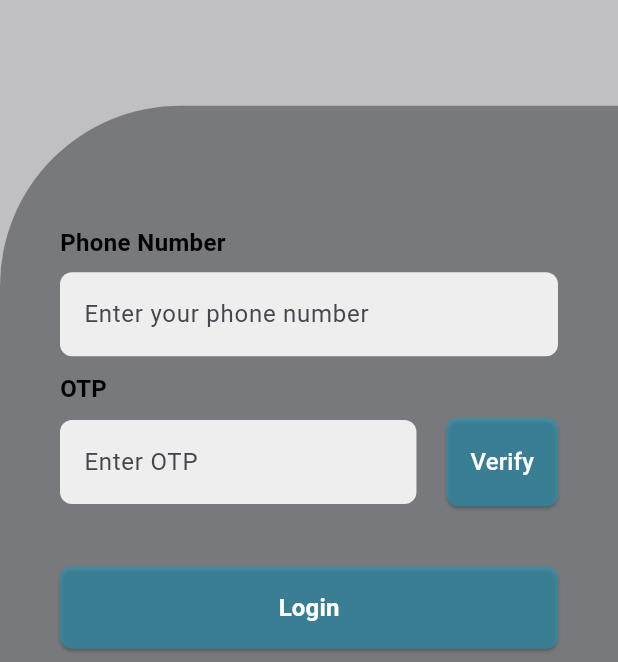
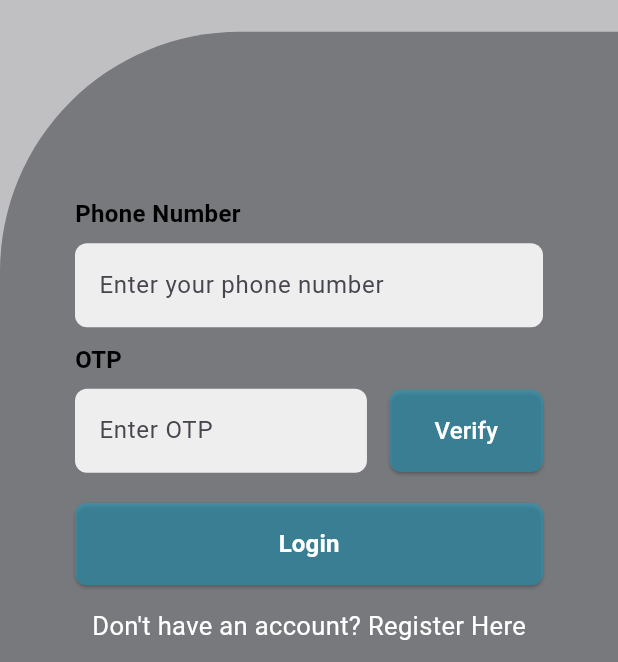
Before and after one commit to mekala-111/go_med, a Flutter app: the screen it shows after launch, on a phone screen of 412 x 824 dp, the part 574-1236 px from its top. Run offline on Flutter 3.47's test engine with Material 3 defaults, Android fonts, the light colour scheme and no system bars; our stand-ins replace firebase_auth, firebase_core, flutter_riverpod, shared_preferences; accounts and stored records are empty.

Commit message:
login page 02

```diff
--- a/lib/screens/LoginPage.dart
+++ b/lib/screens/LoginPage.dart
@@ -25,7 +25,7 @@ class _LoginScreenState extends State<LoginScreen> {
         children: [
           // Logo Section
           Positioned(
-            top: isKeyboardVisible ? 30 : screenHeight * 0.10, // Adjust logo position
+            top: isKeyboardVisible ? 10 : screenHeight * 0.10, // Adjust logo position
             left: 0,
             right: 0,
             child: Center(
@@ -40,11 +40,11 @@ class _LoginScreenState extends State<LoginScreen> {
 
           // Input Container Section
           AnimatedPositioned(
-            duration: const Duration(milliseconds: 100),
+            duration: const Duration(milliseconds: 50),
             curve: Curves.easeInOut,
             top: isKeyboardVisible
                 ? screenHeight * 0.25 // Position just below the image when keyboard is visible
-                : screenHeight * 0.55, // Default position when keyboard is not visible
+                : screenHeight * 0.49, // Default position when keyboard is not visible
             left: 0,
             right: 0,
             child: Container(
@@ -52,10 +52,10 @@ class _LoginScreenState extends State<LoginScreen> {
               decoration: const BoxDecoration(
                 color: Color(0x802E3236), // Dark gray background
                 borderRadius: BorderRadius.only(
-                  topLeft: Radius.circular(120), // Top-left curve
+                  topLeft: Radius.circular(160), // Top-left curve
                 ),
               ),
-              padding: const EdgeInsets.symmetric(horizontal: 40, vertical: 80),
+              padding: const EdgeInsets.symmetric(horizontal: 50, vertical: 110),
               child: Column(
                 crossAxisAlignment: CrossAxisAlignment.start,
                 mainAxisSize: MainAxisSize.min,
@@ -79,7 +79,7 @@ class _LoginScreenState extends State<LoginScreen> {
                           controller: otpController,
                         ),
                       ),
-                      const SizedBox(width: 20),
+                      const SizedBox(width: 15),
                       ElevatedButton(
                         onPressed: () {
                           // Add OTP verification logic
@@ -89,7 +89,7 @@ class _LoginScreenState extends State<LoginScreen> {
                           shape: RoundedRectangleBorder(
                             borderRadius: BorderRadius.circular(8),
                           ),
-                          padding: const EdgeInsets.symmetric(vertical: 18, horizontal: 16),
+                          padding: const EdgeInsets.symmetric(vertical: 16, horizontal: 30),
                         ),
                         child: const Text(
                           'Verify',
@@ -101,7 +101,7 @@ class _LoginScreenState extends State<LoginScreen> {
                       ),
                     ],
                   ),
-                  const SizedBox(height: 40),
+                  const SizedBox(height: 20),
 
                   // Login Button
                   SizedBox(
@@ -125,7 +125,7 @@ class _LoginScreenState extends State<LoginScreen> {
                       ),
                     ),
                   ),
-                  const SizedBox(height: 20),
+                  const SizedBox(height: 15),
 
                   // Registration Link
                   Center(
@@ -137,8 +137,8 @@ class _LoginScreenState extends State<LoginScreen> {
                         "Don't have an account? Register Here",
                         style: TextStyle(
                           color: Colors.white,
-                          fontSize: 16,
-                          decoration: TextDecoration.underline,
+                          fontSize: 17,
+
                         ),
                       ),
                     ),
```
